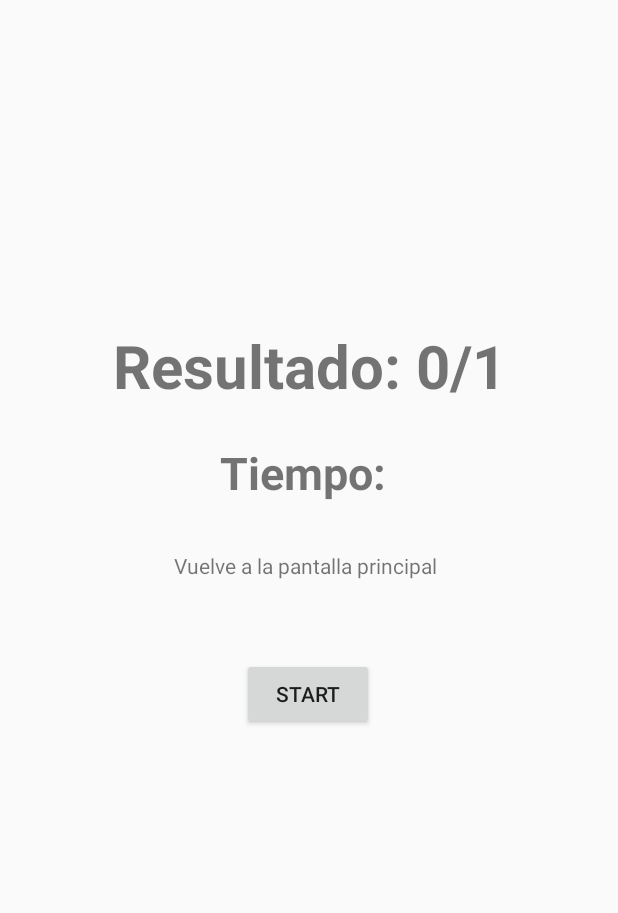
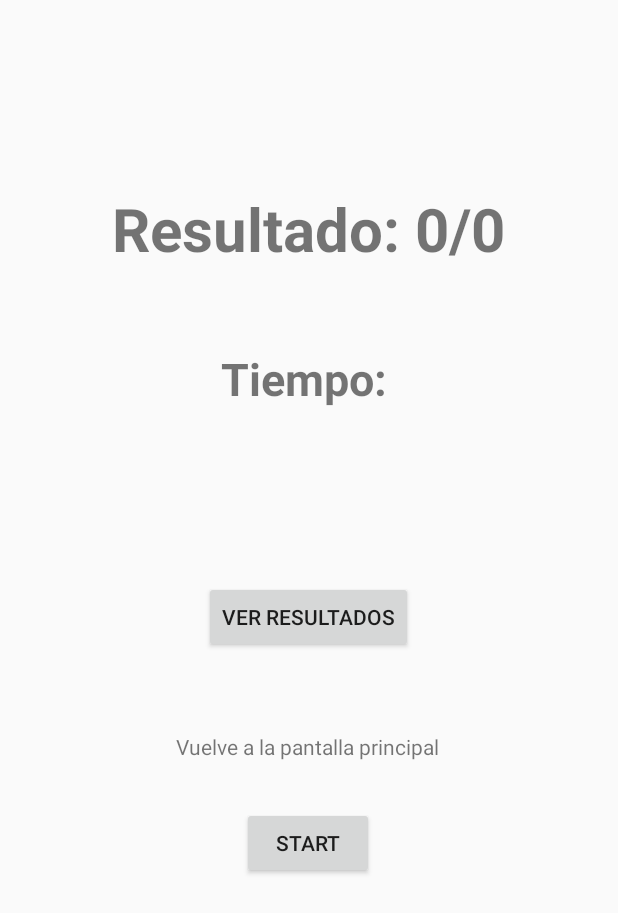
Before and after one commit to pmedina-42/Calc-lameEsta, an Android app built with Jetpack Compose: the FinalActivity screen opened directly, with no data from a screen before it, on a phone screen of 412 x 824 dp. Shown: the top 913 px of the screen. Run offline under Robolectric (Android 15) with nearby library versions, the phone set to English and light mode, and no system bars; 3 statements that could not run were skipped.

Commit message:
new feature

```diff
--- a/app/src/main/java/com/example/myapplication/FinalActivity.kt
+++ b/app/src/main/java/com/example/myapplication/FinalActivity.kt
@@ -1,11 +1,16 @@
 package com.example.myapplication
 
 import android.content.Intent
+import android.graphics.Color
 import android.os.Bundle
 import android.util.Log
+import android.view.View
 import android.widget.Button
+import android.widget.LinearLayout
 import android.widget.TextView
 import androidx.activity.ComponentActivity
+import androidx.core.view.isVisible
+import org.json.JSONObject
 
 class FinalActivity : ComponentActivity() {
     override fun onCreate(savedInstanceState: Bundle?) {
@@ -13,7 +18,14 @@ class FinalActivity : ComponentActivity() {
         setContentView(R.layout.activity_final)
 
         val success:Int = intent.getIntExtra("success", 0)
-        val attempts:Int = intent.getIntExtra("attempts", 0) + 1
+        val attempts:Int = intent.getIntExtra("attempts", 0)
+        val resultsLayout = findViewById<LinearLayout>(R.id.resultsLayout)
+        val resMap = intent.getStringExtra("resultMap")
+        val resJson = JSONObject(resMap)
+        val resIterator = resJson.keys()
+
+        Log.i("FinalResultMap", "$resMap")
+
         var result = findViewById<TextView>(R.id.result)
         var time = findViewById<TextView>(R.id.time)
         val filledResult = result.text.toString() + success + "/" + attempts
@@ -34,7 +46,32 @@ class FinalActivity : ComponentActivity() {
         }
         Log.i("Filled time ", "$filledTime")
         time.text = filledTime
+        val showResultsButton = findViewById<Button>(R.id.showResults)
+        val closeViewButton = findViewById<Button>(R.id.closeButton)
+        val resultsView = findViewById<View>(R.id.view)
         val restartButton = findViewById<Button>(R.id.restartButton)
+        while (resIterator.hasNext()) {
+            val key = resIterator.next() as String
+            val value = resJson.getBoolean(key)
+
+            val textView = TextView(this)
+            textView.text = key
+            if (value) {
+                textView.setTextColor(Color.GREEN)
+            } else {
+                textView.setTextColor(Color.RED)
+            }
+            resultsLayout.addView(textView)
+        }
+
+        showResultsButton.setOnClickListener {
+            resultsView.isVisible = true
+        }
+
+        closeViewButton.setOnClickListener {
+            resultsView.isVisible = false
+        }
+
         restartButton.setOnClickListener {
             val intent = Intent(this, MainActivity::class.java)
             startActivity(intent)
--- a/app/src/main/res/layout/activity_final.xml
+++ b/app/src/main/res/layout/activity_final.xml
@@ -14,12 +14,12 @@
         android:text="Resultado: "
         android:textSize="40dp"
         android:textStyle="bold"
-        tools:layout_editor_absoluteX="174dp"
-        tools:layout_editor_absoluteY="202dp"
+        app:layout_constraintBottom_toBottomOf="@id/restartButton"
+        app:layout_constraintEnd_toEndOf="parent"
+        app:layout_constraintHorizontal_bias="0.497"
+        app:layout_constraintStart_toStartOf="parent"
         app:layout_constraintTop_toTopOf="parent"
-        app:layout_constraintStart_toStartOf="parent"
-        app:layout_constraintEnd_toEndOf="parent"
-        app:layout_constraintBottom_toBottomOf="@id/restartButton"/>
+        app:layout_constraintVertical_bias="0.236" />
 
     <TextView
         android:id="@+id/time"
@@ -30,10 +30,23 @@
         android:textStyle="bold"
         app:layout_constraintBottom_toBottomOf="@id/restartButton"
         app:layout_constraintEnd_toEndOf="parent"
+        app:layout_constraintStart_toStartOf="parent"
+        app:layout_constraintTop_toTopOf="parent"
+        app:layout_constraintVertical_bias="0.425" />
+
+    <Button
+        android:id="@+id/showResults"
+        android:layout_width="wrap_content"
+        android:layout_height="wrap_content"
+        android:text="ver resultados"
+        app:layout_constraintBottom_toBottomOf="parent"
+        app:layout_constraintEnd_toEndOf="parent"
         app:layout_constraintHorizontal_bias="0.498"
         app:layout_constraintStart_toStartOf="parent"
         app:layout_constraintTop_toTopOf="parent"
-        app:layout_constraintVertical_bias="0.661" />
+        app:layout_constraintVertical_bias="0.499">
+
+    </Button>
 
     <TextView
         android:id="@+id/desc"
@@ -42,11 +55,10 @@
         android:text="Vuelve a la pantalla principal"
         app:layout_constraintBottom_toBottomOf="@id/restartButton"
         app:layout_constraintEnd_toEndOf="parent"
-        app:layout_constraintHorizontal_bias="0.491"
+        app:layout_constraintHorizontal_bias="0.497"
         app:layout_constraintStart_toStartOf="parent"
         app:layout_constraintTop_toTopOf="@id/result"
-        app:layout_constraintVertical_bias="0.602" />
-
+        app:layout_constraintVertical_bias="0.821" />
 
     <Button
         android:id="@+id/restartButton"
@@ -58,9 +70,45 @@
         app:layout_constraintHorizontal_bias="0.498"
         app:layout_constraintStart_toStartOf="parent"
         app:layout_constraintTop_toTopOf="parent"
-        app:layout_constraintVertical_bias="0.565">
+        app:layout_constraintVertical_bias="0.693">
 
     </Button>
 
+    <ScrollView
+        android:id="@+id/view"
+        android:layout_width="wrap_content"
+        android:layout_height="wrap_content"
+        android:background="@color/black"
+        android:elevation="10dp"
+        android:visibility="invisible"
+        app:layout_constraintBottom_toBottomOf="parent"
+        app:layout_constraintEnd_toEndOf="parent"
+        app:layout_constraintHorizontal_bias="0.498"
+        app:layout_constraintStart_toStartOf="parent"
+        app:layout_constraintTop_toTopOf="parent"
+        app:layout_constraintVertical_bias="0.634">
+
+        <LinearLayout
+            android:id="@+id/resultsLayout"
+            android:layout_width="match_parent"
+            android:layout_height="match_parent"
+            android:padding="3dp"
+            android:layout_margin="3dp"
+            android:background="@color/white"
+            android:orientation="vertical"
+            android:textAlignment="center">
+
+            <Button
+                android:id="@+id/closeButton"
+                android:layout_width="match_parent"
+                android:layout_height="wrap_content"
+                android:layout_gravity="bottom"
+                android:text="Cerrar" />
+
+        </LinearLayout>
+
+
+    </ScrollView>
+
 
 </androidx.constraintlayout.widget.ConstraintLayout>
--- a/app/src/main/res/layout/activity_main.xml
+++ b/app/src/main/res/layout/activity_main.xml
@@ -39,9 +39,10 @@
         android:layout_height="wrap_content"
         android:ems="10"
         android:inputType="number"
-        android:text="20"
+        android:maxLines="1"
+        android:minHeight="48dp"
+        android:text="10"
         android:textAlignment="center"
-        android:maxLines="1"
         app:layout_constraintBottom_toBottomOf="@id/startButton"
         app:layout_constraintEnd_toEndOf="parent"
         app:layout_constraintHorizontal_bias="0.497"
```
Also changed, not shown: app/src/main/java/com/example/myapplication/SumActivity.kt (+17 -8 lines).
